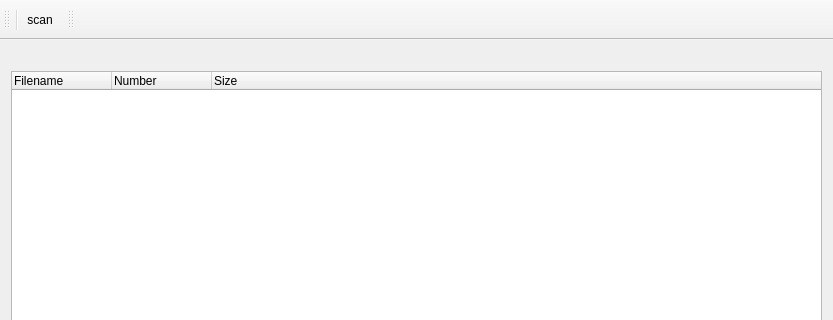
treggit/frdupl, file mainwindow.ui: the form before one commit; both pictures show x 0 to 833 and y 0 to 320 of the 833 by 579 pixel window.
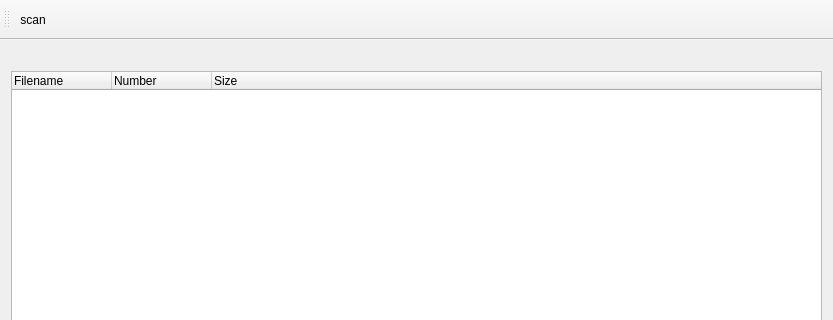
The form after the commit.

What changed in the file:
```diff
--- a/mainwindow.ui
+++ b/mainwindow.ui
@@ -81,20 +81,8 @@
    <attribute name="toolBarBreak">
     <bool>false</bool>
    </attribute>
-   <addaction name="separator"/>
    <addaction name="action_scan"/>
   </widget>
-  <widget class="QToolBar" name="toolBar">
-   <property name="windowTitle">
-    <string>toolBar</string>
-   </property>
-   <attribute name="toolBarArea">
-    <enum>TopToolBarArea</enum>
-   </attribute>
-   <attribute name="toolBarBreak">
-    <bool>false</bool>
-   </attribute>
-  </widget>
   <action name="action_scan">
    <property name="text">
     <string>&amp;scan</string>
```
